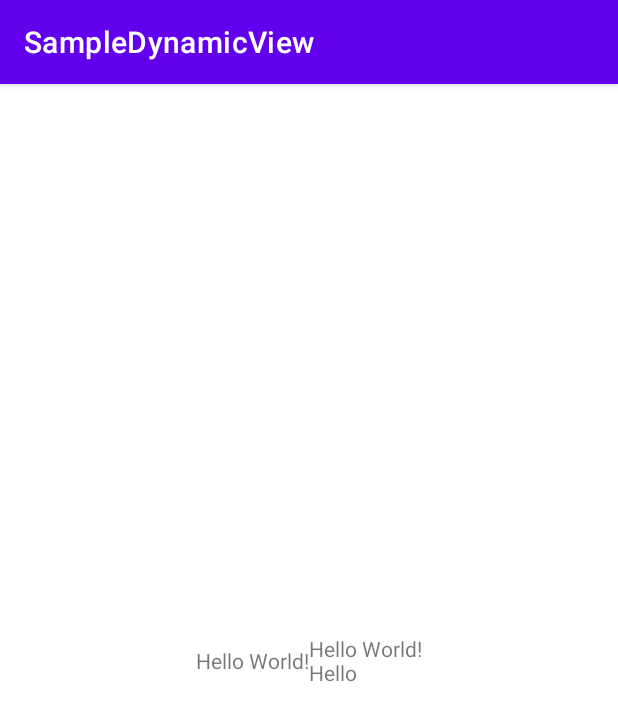
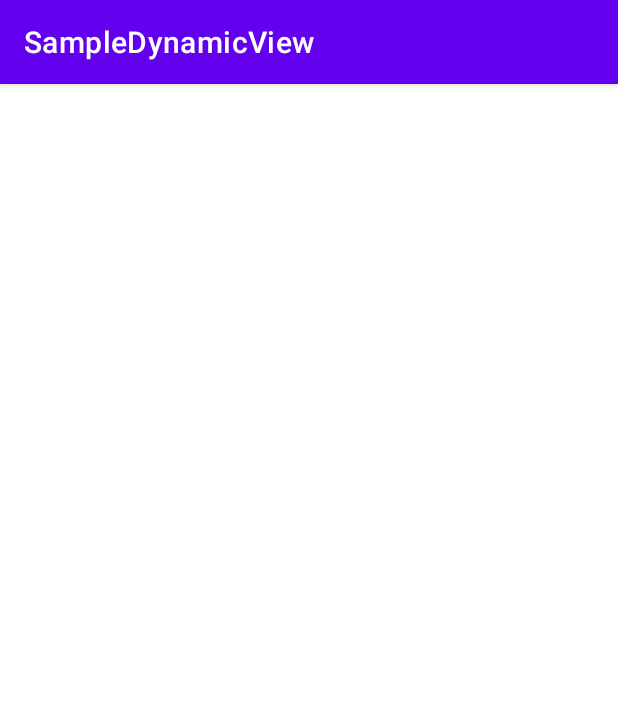
Before and after one commit to mr-nexter/dynamic-view-creator, an Android app: the screen it shows after launch (MainActivity), on a phone screen of 412 x 824 dp. Shown: the top 721 px of the screen. Run offline under Robolectric (Android 15) with nearby library versions, the phone set to English and light mode, and no system bars.

```diff
--- a/DynamicViewCreator/src/main/java/com/dynamicviewcreator/ViewCreator.kt
+++ b/DynamicViewCreator/src/main/java/com/dynamicviewcreator/ViewCreator.kt
@@ -27,9 +27,9 @@ import java.util.logging.Logger
  */
 class ViewCreator(
         val context: Context,
-        val viewGroup: ViewGroup?,
-        val layoutParams: ViewGroup.LayoutParams? = null,
-        var standardMargin: Int = 16
+        var standardMargin: Int = 16,
+        val viewGroup: ViewGroup? = null,
+        val layoutParams: ViewGroup.LayoutParams? = null
 ) {
     private val layout = viewGroup ?: LinearLayout(context)
     private val params = layoutParams?: layout.layoutParams
--- a/app/build.gradle
+++ b/app/build.gradle
@@ -32,6 +32,8 @@ dependencies {
     implementation 'androidx.appcompat:appcompat:1.4.2'
     implementation 'com.google.android.material:material:1.6.1'
     implementation 'androidx.constraintlayout:constraintlayout:2.1.4'
+    implementation 'com.github.mr-nexter:dynamic-view-creator:0.1.1'
+
     testImplementation 'junit:junit:4.13.2'
     androidTestImplementation 'androidx.test.ext:junit:1.1.3'
     androidTestImplementation 'androidx.test.espresso:espresso-core:3.4.0'
--- a/app/src/main/java/com/sampledynamicview/MainActivity.java
+++ /dev/null
@@ -1,14 +0,0 @@
-package com.sampledynamicview;
-
-import androidx.appcompat.app.AppCompatActivity;
-
-import android.os.Bundle;
-
-public class MainActivity extends AppCompatActivity {
-
-    @Override
-    protected void onCreate(Bundle savedInstanceState) {
-        super.onCreate(savedInstanceState);
-        setContentView(R.layout.activity_main);
-    }
-}
--- /dev/null
+++ b/app/src/main/java/com/sampledynamicview/MainActivity.kt
@@ -0,0 +1,12 @@
+package com.sampledynamicview
+
+import androidx.appcompat.app.AppCompatActivity
+import android.os.Bundle
+import com.sampledynamicview.R
+
+class MainActivity : AppCompatActivity() {
+    override fun onCreate(savedInstanceState: Bundle?) {
+        super.onCreate(savedInstanceState)
+        setContentView(R.layout.activity_main)
+    }
+}
--- a/app/src/main/res/layout/activity_main.xml
+++ b/app/src/main/res/layout/activity_main.xml
@@ -1,32 +1,10 @@
 <?xml version="1.0" encoding="utf-8"?>
-<androidx.constraintlayout.widget.ConstraintLayout xmlns:android="http://schemas.android.com/apk/res/android"
+<androidx.constraintlayout.widget.ConstraintLayout
+    xmlns:android="http://schemas.android.com/apk/res/android"
     xmlns:app="http://schemas.android.com/apk/res-auto"
     xmlns:tools="http://schemas.android.com/tools"
     android:layout_width="match_parent"
     android:layout_height="match_parent"
     tools:context=".MainActivity">
 
-    <androidx.appcompat.widget.LinearLayoutCompat
-        android:layout_width="wrap_content"
-        android:layout_height="wrap_content"
-        app:layout_constraintBottom_toBottomOf="parent"
-        app:layout_constraintEnd_toEndOf="parent"
-        app:layout_constraintStart_toStartOf="parent"
-        app:layout_constraintTop_toTopOf="parent"
-        android:gravity="center_vertical">
-
-        <TextView
-            android:layout_width="wrap_content"
-            android:layout_height="wrap_content"
-            android:text="Hello World!"
-            />
-
-        <TextView
-            android:layout_width="wrap_content"
-            android:layout_height="wrap_content"
-            android:text="Hello World!\nHello"
-            />
-
-    </androidx.appcompat.widget.LinearLayoutCompat>
-
 </androidx.constraintlayout.widget.ConstraintLayout>
--- a/settings.gradle
+++ b/settings.gradle
@@ -10,6 +10,7 @@ dependencyResolutionManagement {
     repositories {
         google()
         mavenCentral()
+        maven { url 'https://jitpack.io' }
     }
 }
 rootProject.name = "SampleDynamicView"
```
Also changed, not shown: DynamicViewCreator/build.gradle (+22 -2 lines), DynamicViewCreator/src/main/java/com/dynamicviewcreator/Extensions.kt (+9 -0 lines), DynamicViewCreator/src/main/java/com/dynamicviewcreator/GridAdapter.kt (deleted, +0 -50 lines), build.gradle (+9 -0 lines), 1 other file.
